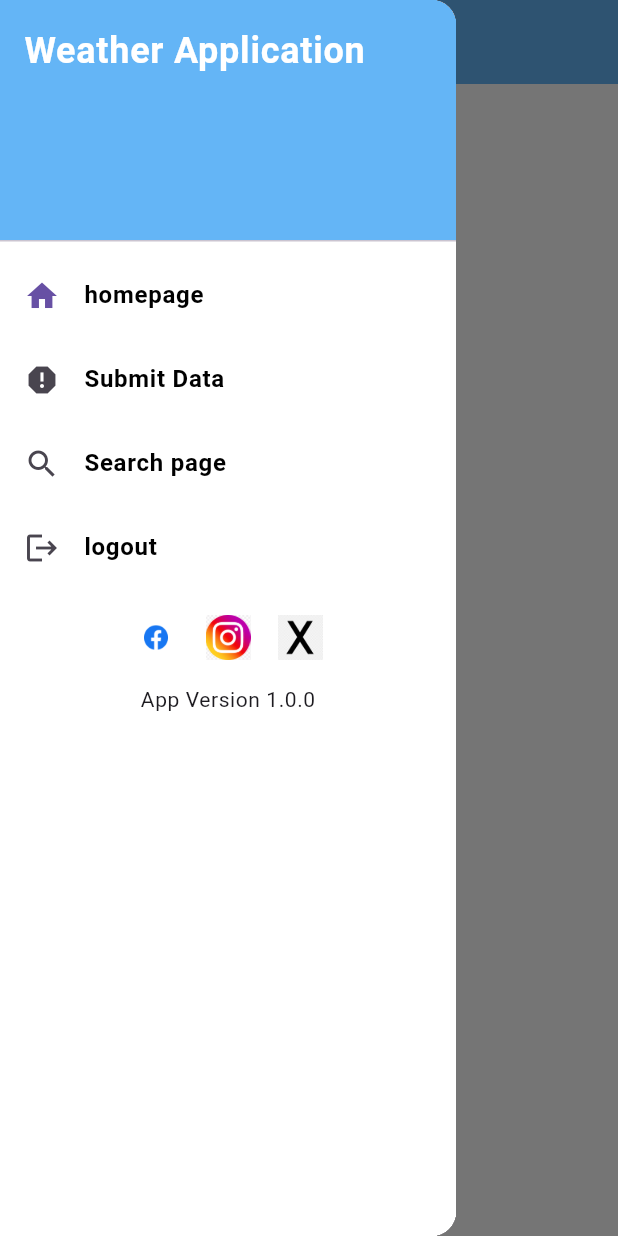
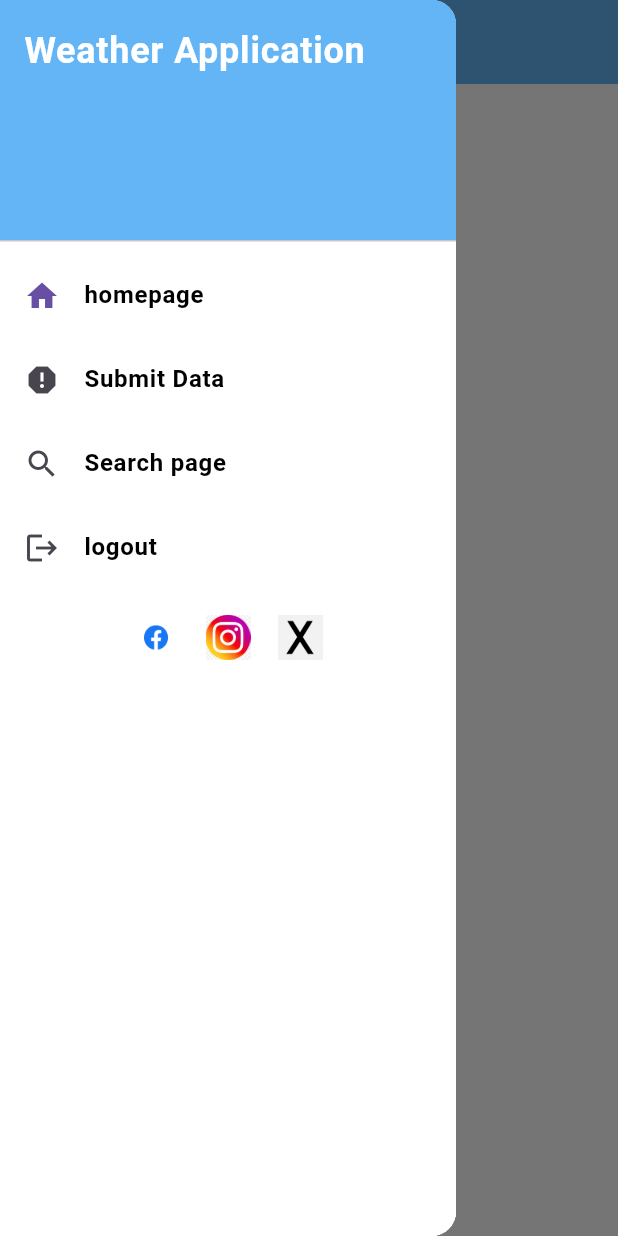
Before and after one commit to Enjy-yasser/Weather, a Flutter app: the HomeScreen screen opened by its route, with the side drawer open, on a phone screen of 412 x 824 dp. Run offline on Flutter 3.47's test engine with Material 3 defaults, Android fonts, the phone set to English and light mode, and no system bars; our stand-ins replace cloud_firestore, firebase_auth, firebase_core, firebase_messaging, geolocator, permission_handler; accounts and stored records are empty; network calls fail; Roboto replaces fonts that are missing (Nunito Sans).

```diff
--- a/lib/widgets/drawer.dart
+++ b/lib/widgets/drawer.dart
@@ -141,11 +141,7 @@ class CustomDrawer extends StatelessWidget {
                       ),
                     ),
                     const SizedBox(height: 8),
-                    ResponsiveText(
-                      text: "App Version 1.0.0",
-                      style: theme.textTheme.bodySmall!,
-                      baseFontSize: 14,
-                    ),
+
                   ],
                 ),
               ),
```
